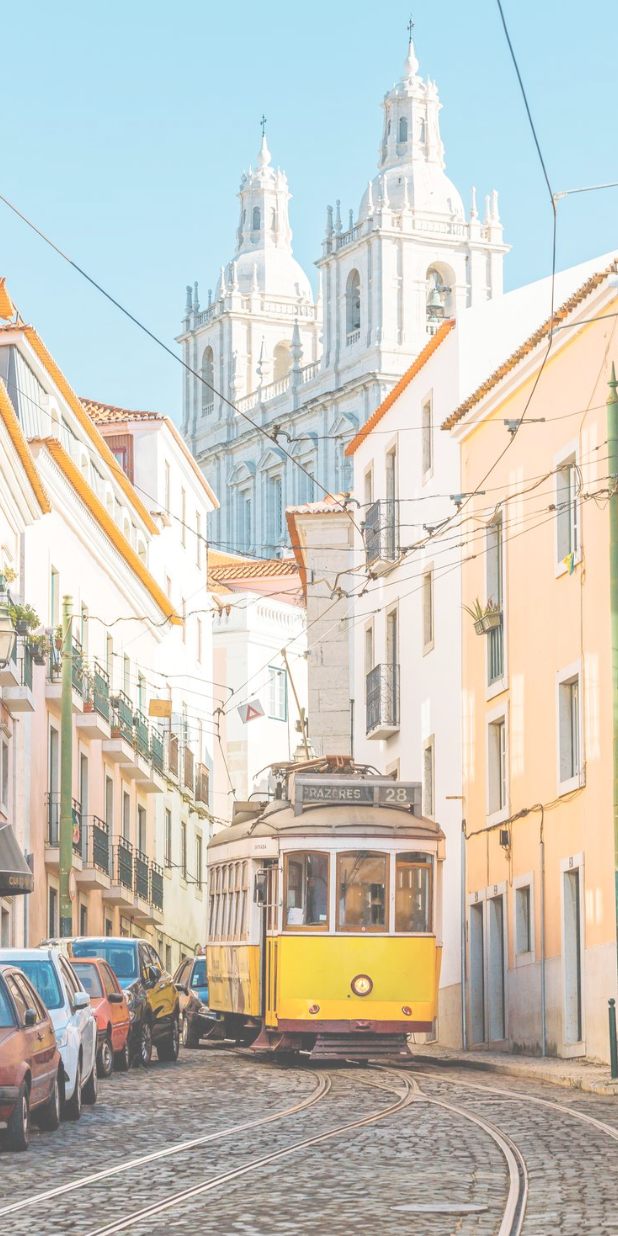
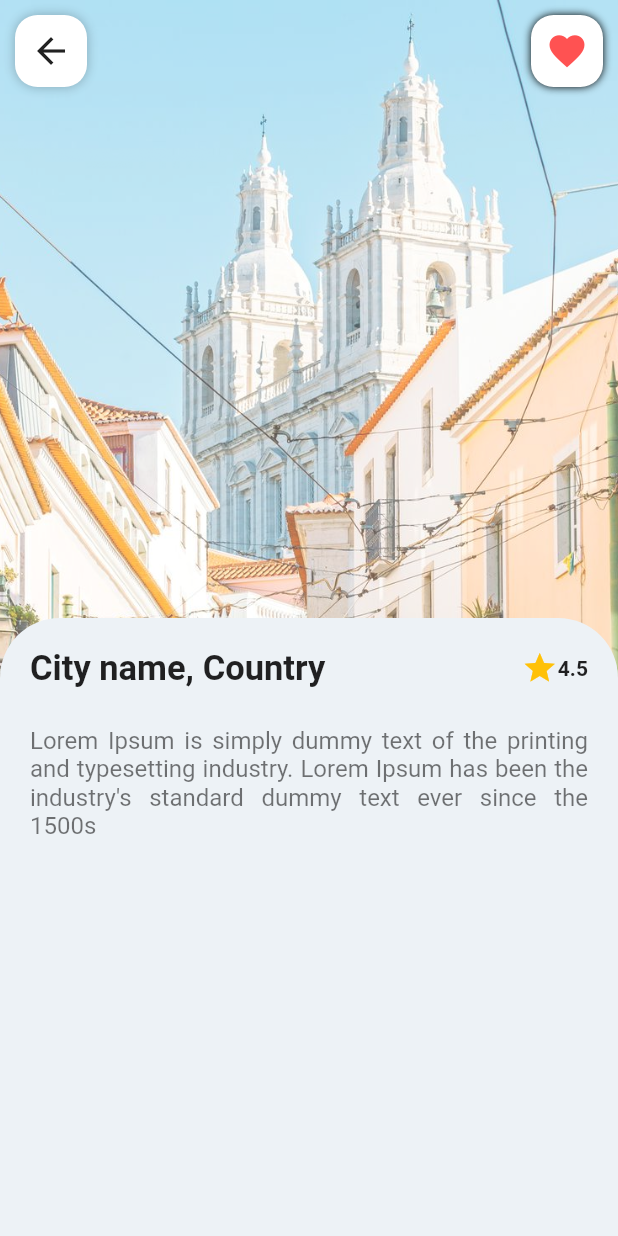
Before and after one commit to caneto/Design-de-interface-de-usu-rio-de-aplicativo-de-viagem-no-Flutter-, a Flutter app: the PostScreen screen opened directly, on a phone screen of 412 x 824 dp. Run offline on Flutter 3.47's test engine with Material 2 defaults, Android fonts, the phone set to English and light mode, and no system bars; our stand-ins replace curved_navigation_bar.

Commit message:
Atualização

```diff
--- a/lib/screens/post_screen.dart
+++ b/lib/screens/post_screen.dart
@@ -1,5 +1,6 @@
 import 'package:flutter/material.dart';
 import 'package:uideviagem/widgets/post_app_bar.dart';
+import 'package:uideviagem/widgets/post_bottom_bar.dart';
 
 class PostScreen extends StatelessWidget {
 
@@ -18,9 +19,10 @@ class PostScreen extends StatelessWidget {
           child: const Scaffold(
             backgroundColor: Colors.transparent,
             appBar: PreferredSize(
-              preferredSize: Size.fromHeight(80),
+              preferredSize: Size.fromHeight(90),
               child: PostAppBar(),
             ),
+            bottomNavigationBar: PostBottomBar(),
           ),
        );
   }
--- a/lib/widgets/home_app_bar.dart
+++ b/lib/widgets/home_app_bar.dart
@@ -6,7 +6,7 @@ class HomeAppBar extends StatelessWidget {
   @override
   Widget build(BuildContext context) {
     return Padding(
-      padding: EdgeInsets.all(20),
+      padding: const EdgeInsets.all(20),
       child: Row(
         mainAxisAlignment: MainAxisAlignment.spaceBetween,
         children: [
--- a/lib/widgets/post_app_bar.dart
+++ b/lib/widgets/post_app_bar.dart
@@ -1,11 +1,60 @@
 import 'package:flutter/material.dart';
 
 class PostAppBar extends StatelessWidget {
+  const PostAppBar({Key? key}) : super(key: key);
 
-  const PostAppBar({ Key? key }) : super(key: key);
-
-   @override
-   Widget build(BuildContext context) {
-     return Container();
+  @override
+  Widget build(BuildContext context) {
+    return Padding(
+      padding: const EdgeInsets.all(10),
+      child: Row(
+        mainAxisAlignment: MainAxisAlignment.spaceBetween,
+        children: [
+          InkWell(
+            onTap: () {
+              Navigator.pop(context);
+            },
+            child: Container(
+              padding: const EdgeInsets.all(10),
+              decoration: BoxDecoration(
+                color: Colors.white,
+                borderRadius: BorderRadius.circular(15),
+                boxShadow: const [
+                  BoxShadow(
+                    color: Colors.black26,
+                    blurRadius: 6,
+                  )
+                ],
+              ),
+              child: const Icon(
+                Icons.arrow_back,
+                size: 28,
+              ),
+            ),
+          ),
+          InkWell(
+            onTap: () {},
+            child: Container(
+              padding: const EdgeInsets.all(10),
+              decoration: BoxDecoration(
+                color: Colors.white,
+                borderRadius: BorderRadius.circular(15),
+                boxShadow: const [
+                  BoxShadow(
+                    color: Colors.black,
+                    blurRadius: 4,
+                  )
+                ],
+              ),
+              child: const Icon(
+                Icons.favorite,
+                color: Colors.redAccent,
+                size: 28,
+              ),
+            ),
+          )
+        ],
+      ),
+    );
   }
 }
--- /dev/null
+++ b/lib/widgets/post_bottom_bar.dart
@@ -0,0 +1,70 @@
+import 'package:flutter/material.dart';
+
+class PostBottomBar extends StatelessWidget {
+  const PostBottomBar({Key? key}) : super(key: key);
+
+  @override
+  Widget build(BuildContext context) {
+    return Container(
+      height: MediaQuery.of(context).size.height / 2,
+      padding: const EdgeInsets.only(top: 20, left: 20, right: 20),
+      decoration: const BoxDecoration(
+        color: Color(0xFFEDF2F6),
+        borderRadius: BorderRadius.only(
+          topLeft: Radius.circular(40),
+          topRight: Radius.circular(40),
+        ),
+      ),
+      child: ListView(
+        children: [
+          Padding(
+            padding: const EdgeInsets.only(),
+            child: Column(
+              mainAxisAlignment: MainAxisAlignment.start,
+              children: [
+                Row(
+                  mainAxisAlignment: MainAxisAlignment.spaceBetween,
+                  children: [
+                    const Text(
+                      'City name, Country',
+                      style: TextStyle(
+                        fontSize: 23,
+                        fontWeight: FontWeight.w600,
+                      ),
+                    ),
+                    const SizedBox(height: 10,),
+                    Row(
+                      children: const [
+                        Icon(
+                          Icons.star,
+                          color: Colors.amber,
+                        ),
+                         Text('4.5', style: TextStyle(
+                              fontWeight: FontWeight.w600,
+                          ),
+                        )
+                      ],
+                    )
+                  ],
+                ),
+                const SizedBox(
+                   height: 25,
+                ),
+                const Text("Lorem Ipsum is simply dummy text of the printing and typesetting industry. Lorem Ipsum has been the industry's standard dummy text ever since the 1500s",
+                  style: TextStyle(
+                    color: Colors.black54,
+                    fontSize: 16
+                  ),
+                  textAlign: TextAlign.justify,
+                ),
+                const SizedBox(
+                   height: 20,
+                ),
+              ],
+            ),
+          )
+        ],
+      ),
+    );
+  }
+}
```
